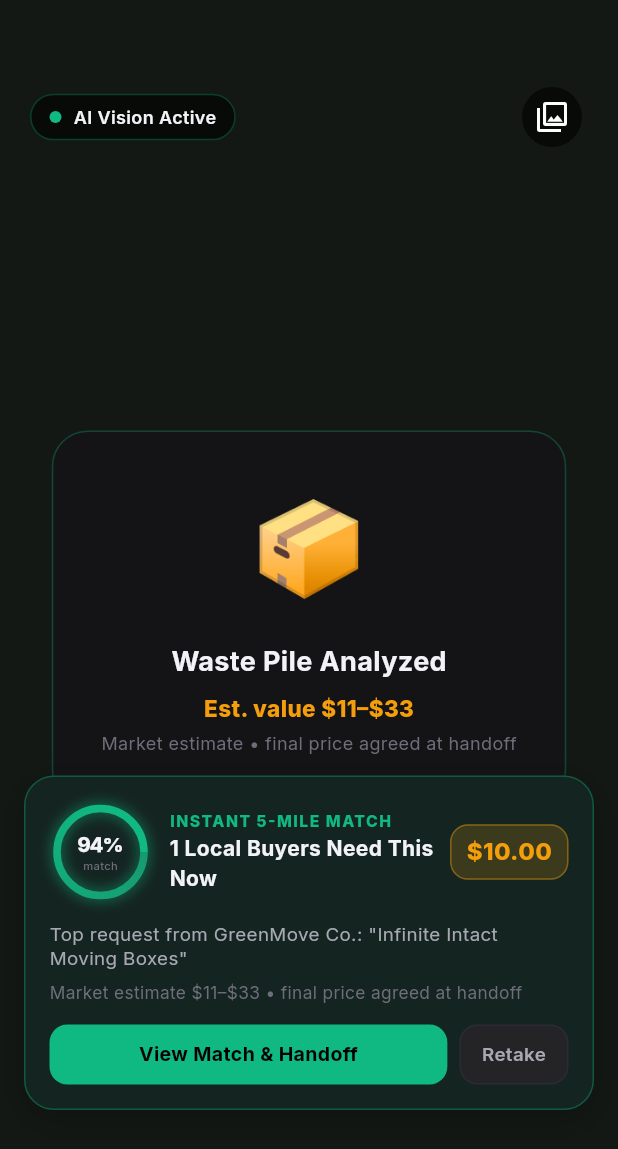
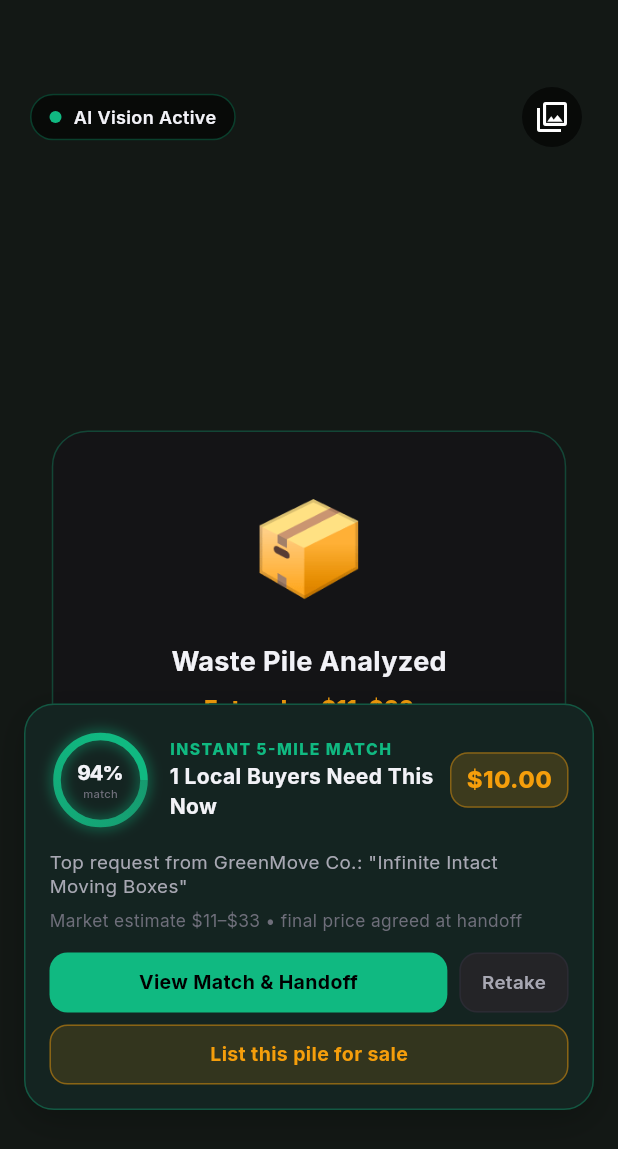
Before and after one commit to Okikday/ungraey, a Flutter app: the SnapCameraView screen opened directly, after a tap on the "photo library" icon, on a phone screen of 412 x 824 dp. Shown: the top 1149 px of the screen. Run offline on Flutter 3.47's test engine with Material 3 defaults, Android fonts, the phone set to English and light mode, and no system bars; drawn by our look-alikes of flutter_animate; our stand-ins replace equatable, flutter_riverpod, go_router, google_fonts, iconsax_flutter, image_picker and 2 more; missing offline and left inert: flutter_driver, serverpod, serverpod_auth_core_client, serverpod_auth_core_server, serverpod_auth_idp_client, serverpod_auth_idp_flutter and 4 more; accounts and stored records are empty; statements that could not run were skipped.

Commit message:
feat: persist user bounties on-device, snap-to-listing with price prefill

```diff
--- /dev/null
+++ b/ungraey_flutter/lib/features/bounties/models/bounty_draft.dart
@@ -0,0 +1,17 @@
+import 'package:ungraey_client/ungraey_client.dart';
+
+/// Prefill for the bounty composer when listing a snapped pile.
+///
+/// Carries the AI-suggested category, a title starter, and the market
+/// guide's typical asking price so sellers never start from a blank form.
+class BountyDraft {
+  final MaterialCategory category;
+  final String titleHint;
+  final int rewardDollars;
+
+  const BountyDraft({
+    required this.category,
+    required this.titleHint,
+    required this.rewardDollars,
+  });
+}
--- a/ungraey_flutter/lib/features/bounties/ui/actions/bounties_actions.dart
+++ b/ungraey_flutter/lib/features/bounties/ui/actions/bounties_actions.dart
@@ -1,5 +1,6 @@
 import 'package:flutter/material.dart';
 import 'package:flutter_riverpod/flutter_riverpod.dart';
+import '../../models/bounty_draft.dart';
 import '../../providers/bounties_pod.dart';
 import '../screens/bounty_detail_view.dart';
 import '../screens/create_bounty_view.dart';
@@ -8,13 +9,18 @@ import '../screens/create_bounty_view.dart';
 class BountiesActions {
   const BountiesActions._();
 
-  /// Opens the modal sheet to create a new commodity bounty.
-  static void openCreateBounty(BuildContext context, WidgetRef ref) {
+  /// Opens the modal sheet to create a new commodity bounty,
+  /// optionally prefilled from a snapped pile via [draft].
+  static void openCreateBounty(
+    BuildContext context,
+    WidgetRef ref, {
+    BountyDraft? draft,
+  }) {
     showModalBottomSheet<void>(
       context: context,
       isScrollControlled: true,
       backgroundColor: Colors.transparent,
-      builder: (_) => const CreateBountyModal(),
+      builder: (_) => CreateBountyModal(draft: draft),
     );
   }
 
--- a/ungraey_flutter/lib/features/snap/ui/widgets/instant_match_card.dart
+++ b/ungraey_flutter/lib/features/snap/ui/widgets/instant_match_card.dart
@@ -1,11 +1,10 @@
 import 'package:flutter/material.dart';
 import 'package:flutter_riverpod/flutter_riverpod.dart';
-import '../../../../shared/components/scale_click_wrapper.dart';
 import '../../../../shared/theme/pure_theme_extension.dart';
 import '../../logic/material_price_guide.dart';
 import '../../providers/snap_pod.dart';
-import '../actions/snap_actions.dart';
 import 'ai_match_score_ring.dart';
+import 'match_card_actions.dart';
 
 /// Floating card presenting instant localized matching and potential cash earnings.
 class InstantMatchCard extends ConsumerWidget {
@@ -126,56 +125,7 @@ class InstantMatchCard extends ConsumerWidget {
             overflow: TextOverflow.ellipsis,
           ),
           const SizedBox(height: 14),
-          Row(
-            children: [
-              Expanded(
-                child: ScaleClickWrapper(
-                  onPressed: () =>
-                      SnapActions.openMatchDetails(context, topBounty.id ?? 1),
-                  child: Container(
-                    height: 40,
-                    decoration: BoxDecoration(
-                      color: pure.primary,
-                      borderRadius: BorderRadius.circular(12),
-                    ),
-                    alignment: Alignment.center,
-                    child: const Text(
-                      'View Match & Handoff',
-                      style: TextStyle(
-                        color: Colors.black,
-                        fontWeight: FontWeight.w700,
-                        fontSize: 13,
-                      ),
-                    ),
-                  ),
-                ),
-              ),
-              const SizedBox(width: 8),
-              ScaleClickWrapper(
-                onPressed: () => SnapActions.retakeSnap(context, ref),
-                child: Container(
-                  height: 40,
-                  padding: const EdgeInsets.symmetric(horizontal: 14),
-                  decoration: BoxDecoration(
-                    color: pure.surfaceHighlight,
-                    borderRadius: BorderRadius.circular(12),
-                    border: Border.all(
-                      color: pure.borderSubtle.withValues(alpha: 0.3),
-                    ),
-                  ),
-                  alignment: Alignment.center,
-                  child: Text(
-                    'Retake',
-                    style: TextStyle(
-                      color: pure.textSecondary,
-                      fontWeight: FontWeight.w600,
-                      fontSize: 12.5,
-                    ),
-                  ),
-                ),
-              ),
-            ],
-          ),
+          const MatchCardActions(),
         ],
       ),
     );
--- /dev/null
+++ b/ungraey_flutter/lib/features/snap/ui/widgets/match_card_actions.dart
@@ -0,0 +1,100 @@
+import 'package:flutter/material.dart';
+import 'package:flutter_riverpod/flutter_riverpod.dart';
+import '../../../../shared/components/scale_click_wrapper.dart';
+import '../../../../shared/theme/pure_theme_extension.dart';
+import '../../providers/snap_pod.dart';
+import '../actions/snap_actions.dart';
+
+/// Action buttons for the instant match card: handoff, retake, and listing.
+class MatchCardActions extends ConsumerWidget {
+  const MatchCardActions({super.key});
+
+  @override
+  Widget build(BuildContext context, WidgetRef ref) {
+    final pure = context.pureTheme;
+    final state = ref.watch(SnapPod.me);
+
+    if (state.matchingBounties.isEmpty) return const SizedBox.shrink();
+    final topBounty = state.matchingBounties.first;
+
+    return Column(
+      mainAxisSize: MainAxisSize.min,
+      children: [
+        Row(
+          children: [
+            Expanded(
+              child: ScaleClickWrapper(
+                onPressed: () =>
+                    SnapActions.openMatchDetails(context, topBounty.id ?? 1),
+                child: Container(
+                  height: 40,
+                  decoration: BoxDecoration(
+                    color: pure.primary,
+                    borderRadius: BorderRadius.circular(12),
+                  ),
+                  alignment: Alignment.center,
+                  child: const Text(
+                    'View Match & Handoff',
+                    style: TextStyle(
+                      color: Colors.black,
+                      fontWeight: FontWeight.w700,
+                      fontSize: 13,
+                    ),
+                  ),
+                ),
+              ),
+            ),
+            const SizedBox(width: 8),
+            ScaleClickWrapper(
+              onPressed: () => SnapActions.retakeSnap(context, ref),
+              child: Container(
+                height: 40,
+                padding: const EdgeInsets.symmetric(horizontal: 14),
+                decoration: BoxDecoration(
+                  color: pure.surfaceHighlight,
+                  borderRadius: BorderRadius.circular(12),
+                  border: Border.all(
+                    color: pure.borderSubtle.withValues(alpha: 0.3),
+                  ),
+                ),
+                alignment: Alignment.center,
+                child: Text(
+                  'Retake',
+                  style: TextStyle(
+                    color: pure.textSecondary,
+                    fontWeight: FontWeight.w600,
+                    fontSize: 12.5,
+                  ),
+                ),
+              ),
+            ),
+          ],
+        ),
+        const SizedBox(height: 8),
+        ScaleClickWrapper(
+          onPressed: () => SnapActions.listPileForSale(context, ref),
+          child: Container(
+            height: 40,
+            width: double.infinity,
+            decoration: BoxDecoration(
+              color: pure.secondary.withValues(alpha: 0.14),
+              borderRadius: BorderRadius.circular(12),
+              border: Border.all(
+                color: pure.secondary.withValues(alpha: 0.45),
+              ),
+            ),
+            alignment: Alignment.center,
+            child: Text(
+              'List this pile for sale',
+              style: TextStyle(
+                color: pure.secondary,
+                fontWeight: FontWeight.w700,
+                fontSize: 13,
+              ),
+            ),
+          ),
+        ),
+      ],
+    );
+  }
+}
```
Also changed, not shown: ungraey_flutter/lib/features/bounties/logic/bounty_local_store.dart (added, +50 -0 lines), ungraey_flutter/lib/features/bounties/providers/bounties_pod.dart (+28 -7 lines), ungraey_flutter/lib/features/bounties/ui/screens/create_bounty_view.dart (+20 -23 lines), ungraey_flutter/lib/features/bounties/ui/widgets/bounty_category_field.dart (added, +44 -0 lines), ungraey_flutter/lib/features/snap/ui/actions/snap_actions.dart (+22 -0 lines).
